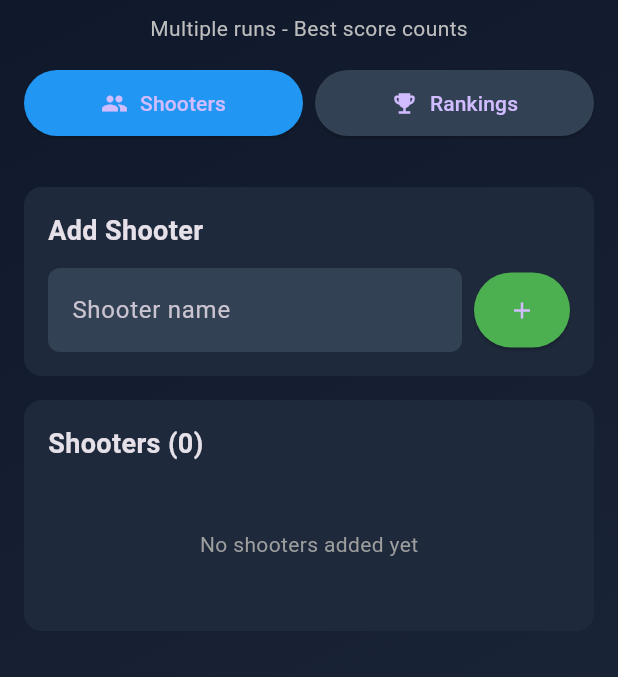
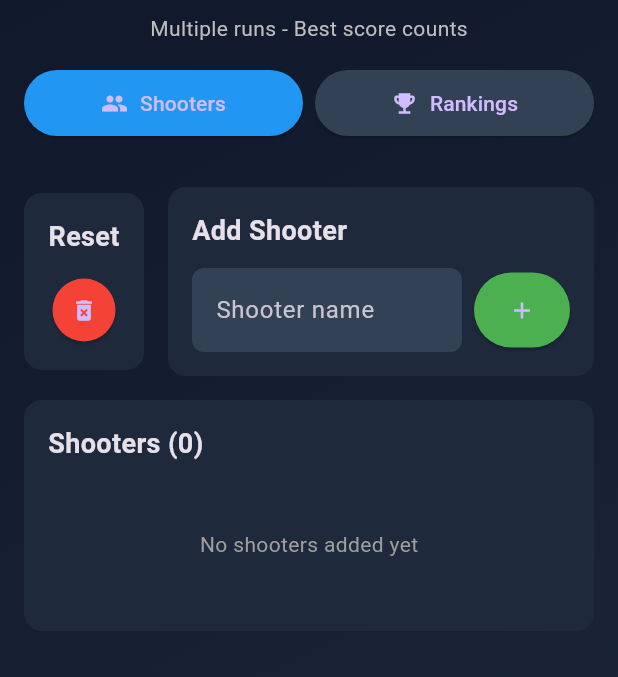
Before and after one commit to seba-bo/3gs-training-tracker, a Flutter app: the screen it shows after launch, on a phone screen of 412 x 824 dp, the part 86-763 px from its top. Run offline on Flutter 3.47's test engine with Material 3 defaults, Android fonts, the phone set to English and light mode, and no system bars; our stand-ins replace shared_preferences.

Commit message:
board reset

```diff
--- a/lib/main.dart
+++ b/lib/main.dart
@@ -126,6 +126,32 @@ class _IPSCTrackerHomeState extends State<IPSCTrackerHome> {
   Future<void> _saveData() async {
     final jsonList = shooters.map((s) => s.toJson()).toList();
     await _prefs.setString('shooters', jsonEncode(jsonList));
+  }
+
+  void _cleanBoard() {
+    showDialog(
+      context: context,
+      builder: (context) => AlertDialog(
+        title: const Text('Clean Board'),
+        content: const Text('Are you sure you want to delete all shooters and runs?'),
+        actions: [
+          TextButton(
+            onPressed: () => Navigator.of(context).pop(),
+            child: const Text('Cancel'),
+          ),
+          TextButton(
+            onPressed: () {
+              setState(() {
+                shooters.clear();
+              });
+              _saveData();
+              Navigator.of(context).pop();
+            },
+            child: const Text('Delete'),
+          ),
+        ],
+      ),
+    );
   }
 
   void _addShooter() {
@@ -373,8 +399,39 @@ class _IPSCTrackerHomeState extends State<IPSCTrackerHome> {
       padding: const EdgeInsets.all(16.0),
       child: Column(
         children: [
-          // Add Shooter
+          // Add Shooter and Clean Board
+          Row(
+            children: [
               Container(
+                width: 80,
+                padding: const EdgeInsets.all(16),
+                decoration: BoxDecoration(
+                  color: const Color(0xFF1e293b),
+                  borderRadius: BorderRadius.circular(12),
+                ),
+                child: Column(
+                  crossAxisAlignment: CrossAxisAlignment.center,
+                  children: [
+                    const Text(
+                      'Reset',
+                      style: TextStyle(fontSize: 18, fontWeight: FontWeight.bold),
+                    ),
+                    const SizedBox(height: 12),
+                    ElevatedButton(
+                      onPressed: _cleanBoard,
+                      style: ElevatedButton.styleFrom(
+                        backgroundColor: Colors.red,
+                        padding: const EdgeInsets.all(12),
+                        minimumSize: const Size(40, 40),
+                      ),
+                      child: const Icon(Icons.delete_forever),
+                    ),
+                  ],
+                ),
+              ),
+              const SizedBox(width: 16),
+              Expanded(
+                child: Container(
                   padding: const EdgeInsets.all(16),
                   decoration: BoxDecoration(
                     color: const Color(0xFF1e293b),
@@ -418,6 +475,9 @@ class _IPSCTrackerHomeState extends State<IPSCTrackerHome> {
                       ),
                     ],
                   ),
+                ),
+              ),
+            ],
           ),
 
           const SizedBox(height: 16),
```
Lines whose indentation alone changed are shown as unchanged.
